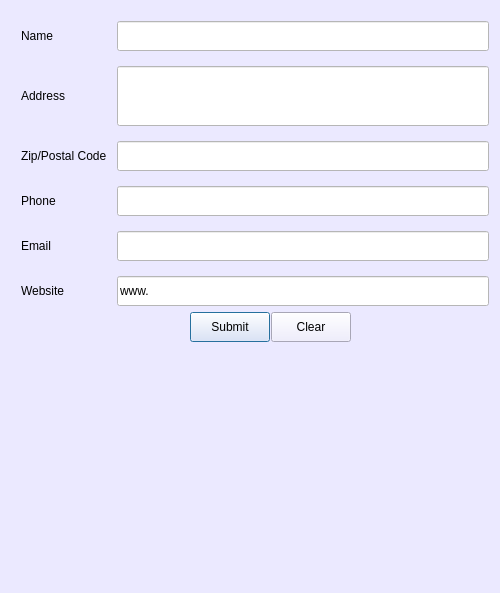
First picture: the form in vendoradd.ui, repository sunny1304/zues_inventory_management, before the edit.
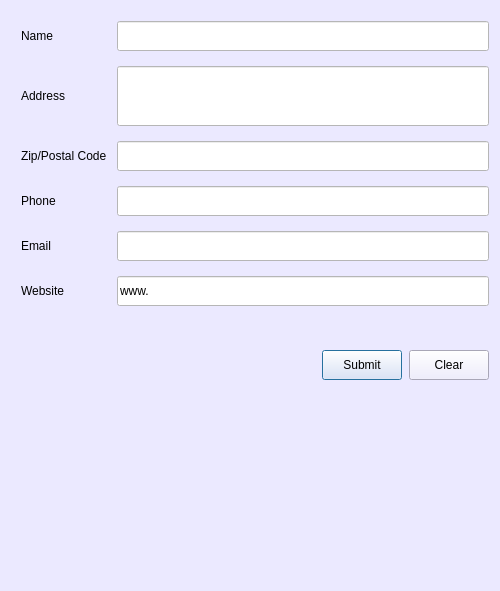
Second picture: the form after the edit.

Commit message: updated the company and vendor form

```diff
--- a/vendoradd.ui
+++ b/vendoradd.ui
@@ -202,13 +202,16 @@
    <item>
     <layout class="QHBoxLayout" name="horizontalLayout_3">
      <property name="spacing">
-      <number>1</number>
+      <number>7</number>
+     </property>
+     <property name="topMargin">
+      <number>0</number>
      </property>
      <property name="rightMargin">
-      <number>138</number>
+      <number>0</number>
      </property>
      <property name="bottomMargin">
-      <number>240</number>
+      <number>200</number>
      </property>
      <item>
       <spacer name="horizontalSpacer">
```
The commit also changes 1 other file.
